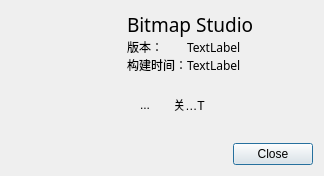
First picture: the form in BitmapStudio/gui/dialogabout.ui, repository luckyPtr/BitmapStudio, before the edit.
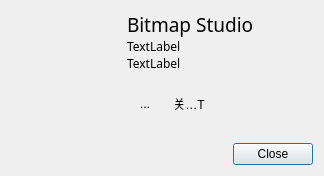
Second picture: the form after the edit. Icons and pictures are not drawn. Custom widgets are drawn as their Qt base class.

```diff
--- a/BitmapStudio/gui/dialogabout.ui
+++ b/BitmapStudio/gui/dialogabout.ui
@@ -38,38 +38,8 @@
       </widget>
      </item>
      <item>
-      <layout class="QGridLayout" name="gridLayout" columnstretch="0,1">
+      <layout class="QGridLayout" name="gridLayout" columnstretch="0">
        <item row="2" column="0">
-        <widget class="QLabel" name="label_3">
-         <property name="maximumSize">
-          <size>
-           <width>16777215</width>
-           <height>16777215</height>
-          </size>
-         </property>
-         <property name="font">
-          <font>
-           <family>Microsoft YaHei</family>
-          </font>
-         </property>
-         <property name="text">
-          <string>构建时间：</string>
-         </property>
-        </widget>
-       </item>
-       <item row="0" column="1">
-        <widget class="QLabel" name="labelVersion">
-         <property name="font">
-          <font>
-           <family>Microsoft YaHei</family>
-          </font>
-         </property>
-         <property name="text">
-          <string>TextLabel</string>
-         </property>
-        </widget>
-       </item>
-       <item row="2" column="1">
         <widget class="QLabel" name="labelBuildTime">
          <property name="font">
           <font>
@@ -82,20 +52,14 @@
         </widget>
        </item>
        <item row="0" column="0">
-        <widget class="QLabel" name="label_2">
-         <property name="maximumSize">
-          <size>
-           <width>16777215</width>
-           <height>16777215</height>
-          </size>
-         </property>
+        <widget class="QLabel" name="labelVersion">
          <property name="font">
           <font>
            <family>Microsoft YaHei</family>
           </font>
          </property>
          <property name="text">
-          <string>版本：</string>
+          <string>TextLabel</string>
          </property>
         </widget>
        </item>
```
